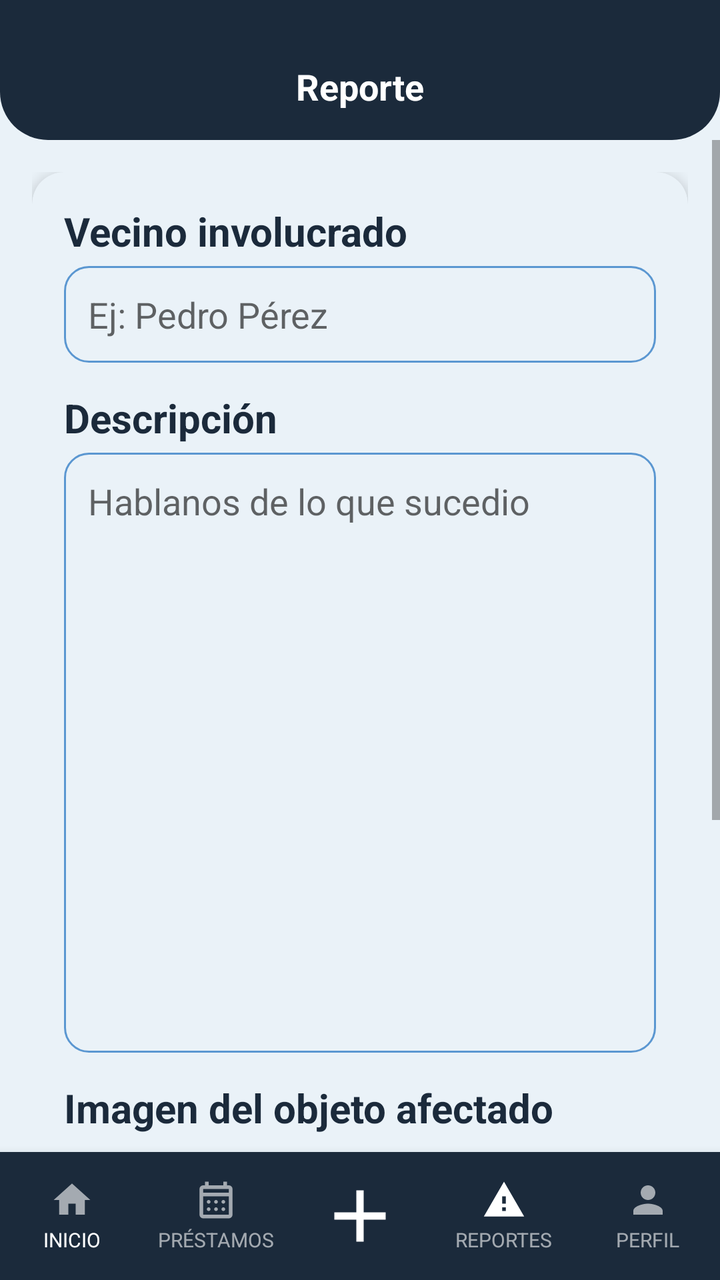
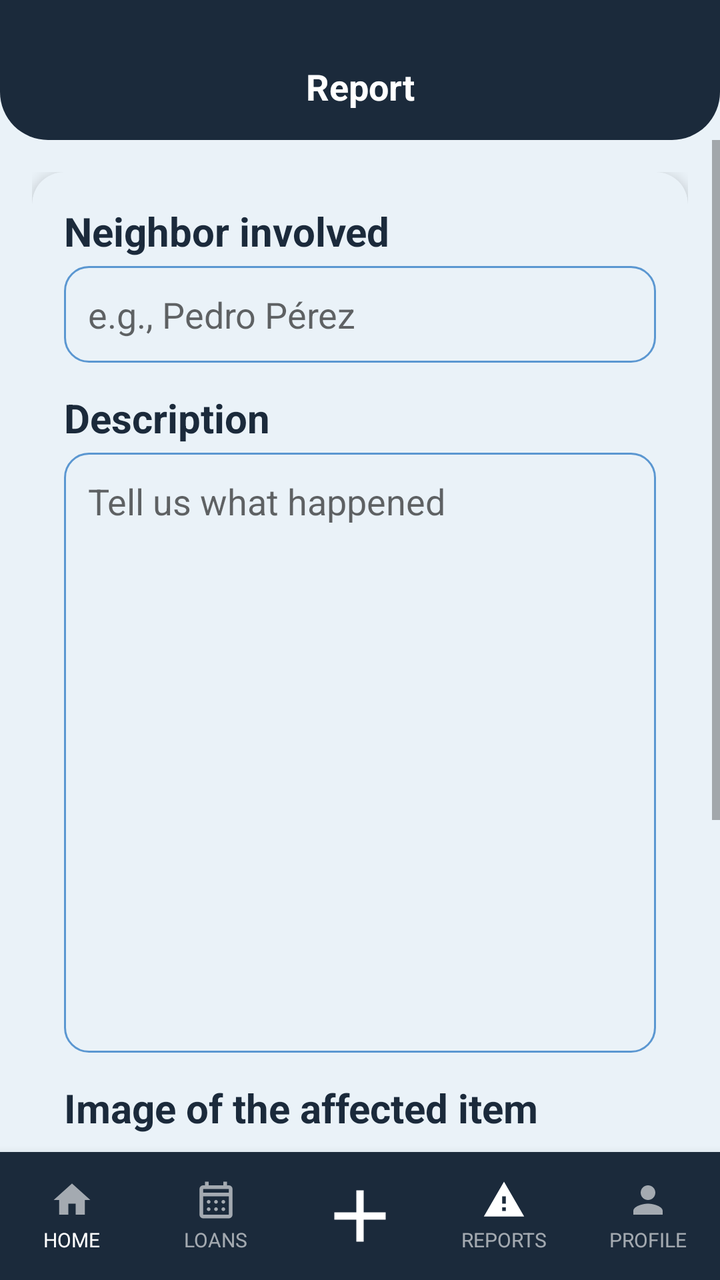

An Android layout rendered at two revisions. The XML below is the earlier revision; the diff shows what the commit changed to produce the second picture.
<!-- AndroidManifest.xml: application theme Theme.YipShare -->
<!-- res/layout/activity_reporte.xml -->
<?xml version="1.0" encoding="utf-8"?>
<androidx.constraintlayout.widget.ConstraintLayout
    xmlns:android="http://schemas.android.com/apk/res/android"
    xmlns:app="http://schemas.android.com/apk/res-auto"
    android:id="@+id/main"
    android:layout_width="match_parent"
    android:layout_height="match_parent"
    android:background="@color/fondo_pantalla">


    <View
        android:id="@+id/bg_header"
        android:layout_width="0dp"
        android:layout_height="0dp"
        android:background="@drawable/bg_header"
        app:layout_constraintTop_toTopOf="parent"
        app:layout_constraintStart_toStartOf="parent"
        app:layout_constraintEnd_toEndOf="parent"
        app:layout_constraintBottom_toBottomOf="@id/guideline_header" />

    <androidx.constraintlayout.widget.Guideline
        android:id="@+id/guideline_header"
        android:layout_width="wrap_content"
        android:layout_height="wrap_content"
        android:orientation="horizontal"
        app:layout_constraintGuide_begin="70dp" />
    <androidx.constraintlayout.widget.Guideline
        android:id="@+id/guideline_status"
        android:layout_width="wrap_content"
        android:layout_height="wrap_content"
        android:orientation="horizontal"
        app:layout_constraintGuide_begin="0dp" />



    <TextView
        android:id="@+id/tv_titulo_pantalla"
        android:layout_width="0dp"
        android:layout_height="wrap_content"
        android:text="Reporte"
        android:textAlignment="center"
        android:textColor="@android:color/white"
        android:textStyle="bold"
        android:textSize="18sp"
        android:gravity="center"
        android:layout_marginTop="16dp"
        app:layout_constraintTop_toBottomOf="@id/guideline_status"
        app:layout_constraintBottom_toTopOf="@id/guideline_header"
        app:layout_constraintStart_toStartOf="parent"
        app:layout_constraintEnd_toEndOf="parent" />


    <ScrollView
        android:layout_width="0dp"
        android:layout_height="0dp"
        app:layout_constraintTop_toBottomOf="@id/guideline_header"
        app:layout_constraintStart_toStartOf="parent"
        app:layout_constraintEnd_toEndOf="parent"
        app:layout_constraintBottom_toTopOf="@id/bottom_nav">

        <androidx.constraintlayout.widget.ConstraintLayout
            android:layout_width="match_parent"
            android:layout_height="wrap_content"
            android:padding="16dp">

            <androidx.cardview.widget.CardView
                android:id="@+id/card_formulario"
                android:layout_width="0dp"
                android:layout_height="wrap_content"
                app:cardCornerRadius="16dp"
                app:cardElevation="4dp"
                app:cardBackgroundColor="@color/color_tarjeta"
                app:layout_constraintTop_toTopOf="parent"
                app:layout_constraintStart_toStartOf="parent"
                app:layout_constraintEnd_toEndOf="parent">

                <LinearLayout
                    android:layout_width="match_parent"
                    android:layout_height="wrap_content"
                    android:orientation="vertical"
                    android:padding="16dp">

                    <TextView
                        android:id="@+id/report_vecino"
                        style="@style/TextTitle"
                        android:layout_width="wrap_content"
                        android:layout_height="wrap_content"
                        android:textSize="20sp"
                        android:text="Vecino involucrado" />

                    <EditText
                        android:id="@+id/et_nombre_vecino"
                        android:layout_width="match_parent"
                        android:layout_height="wrap_content"
                        android:layout_marginTop="4dp"
                        android:background="@drawable/bg_input"
                        android:padding="12dp"
                        android:inputType="textCapSentences"
                        android:hint="Ej: Pedro Pérez" />


                    <TextView
                        style="@style/TextTitle"
                        android:layout_width="wrap_content"
                        android:layout_height="wrap_content"
                        android:layout_marginTop="14dp"
                        android:textSize="20sp"
                        android:text="Descripción" />

                    <EditText
                        android:id="@+id/et_descripcion"
                        android:layout_width="match_parent"
                        android:layout_height="300dp"
                        android:layout_marginTop="4dp"
                        android:background="@drawable/bg_input"
                        android:padding="12dp"
                        android:gravity="top|start"
                        android:inputType="textMultiLine|textCapSentences"
                        android:hint="Hablanos de lo que sucedio" />

                    <TextView
                        style="@style/TextTitle"
                        android:layout_width="match_parent"
                        android:layout_height="wrap_content"
                        android:text="Imagen del objeto afectado"
                        android:textSize="20sp"
                        android:layout_marginTop="14dp" />

                    <FrameLayout
                        android:layout_width="match_parent"
                        android:layout_height="140dp"
                        android:layout_marginTop="16dp"
                        android:background="@drawable/bg_placeholder_imagen">

                        <ImageView
                            android:id="@+id/iv_preview_imagen"
                            android:layout_width="match_parent"
                            android:layout_height="match_parent"
                            android:scaleType="centerCrop"
                            android:contentDescription="Vista previa de la imagen"
                            android:visibility="gone" />

                        <Button
                            android:id="@+id/btn_cambiar_imagen2"
                            style="@style/ButtonPrimary"
                            android:layout_width="300dp"
                            android:layout_height="wrap_content"
                            android:layout_gravity="center"
                            android:text="Cambiar imagen" />

                    </FrameLayout>


                    <Button
                        android:id="@+id/btn_enviar_Reporte"
                        style="@style/ButtonPrimary"
                        android:layout_width="300dp"
                        android:layout_height="wrap_content"
                        android:layout_gravity="center"
                        android:layout_marginTop="20dp"
                        android:text="Enviar Reporte" />



                </LinearLayout>

            </androidx.cardview.widget.CardView>



        </androidx.constraintlayout.widget.ConstraintLayout>

    </ScrollView>


    <LinearLayout
        android:id="@+id/bottom_nav"
        android:layout_width="0dp"
        android:layout_height="64dp"
        android:orientation="horizontal"
        android:weightSum="5"
        android:background="@color/azul_yipshare"
        android:elevation="8dp"
        app:layout_constraintBottom_toBottomOf="parent"
        app:layout_constraintStart_toStartOf="parent"
        app:layout_constraintEnd_toEndOf="parent">

        <LinearLayout
            android:id="@+id/nav_inicio"
            android:layout_width="0dp"
            android:layout_height="match_parent"
            android:layout_weight="1"
            android:orientation="vertical"
            android:gravity="center"
            android:clickable="true"
            android:focusable="true"
            android:background="?attr/selectableItemBackgroundBorderless">

            <ImageView
                android:id="@+id/imageView_inicio"
                android:layout_width="22dp"
                android:layout_height="22dp"
                android:src="@drawable/ic_house_princial"
                app:tint="#99FFFFFF"
                android:contentDescription="Inicio" />

            <TextView
                android:id="@+id/textView_inicio"
                android:layout_width="wrap_content"
                android:layout_height="wrap_content"
                android:text="INICIO"
                android:textColor="@android:color/white"
                android:textSize="10sp"
                android:layout_marginTop="2dp" />
        </LinearLayout>

        <LinearLayout
            android:id="@+id/nav_prestamos"
            android:layout_width="0dp"
            android:layout_height="match_parent"
            android:layout_weight="1"
            android:orientation="vertical"
            android:gravity="center"
            android:clickable="true"
            android:focusable="true"
            android:background="?attr/selectableItemBackgroundBorderless">

            <ImageView
                android:id="@+id/imageView_prestamos"
                android:layout_width="22dp"
                android:layout_height="22dp"
                android:src="@drawable/ic_calendar_month"
                app:tint="#99FFFFFF"
                android:contentDescription="Préstamos" />

            <TextView
                android:id="@+id/textView_prestamos"
                android:layout_width="wrap_content"
                android:layout_height="wrap_content"
                android:text="PRÉSTAMOS"
                android:textColor="#99FFFFFF"
                android:textSize="10sp"
                android:layout_marginTop="2dp" />
        </LinearLayout>

        <LinearLayout
            android:id="@+id/nav_agregar"
            android:layout_width="0dp"
            android:layout_height="match_parent"
            android:layout_weight="1"
            android:orientation="vertical"
            android:gravity="center"
            android:clickable="true"
            android:focusable="true"
            android:background="?attr/selectableItemBackgroundBorderless">

            <ImageView
                android:id="@+id/imageView_agregar"
                android:layout_width="44dp"
                android:layout_height="44dp"
                android:src="@drawable/ic_plus_icon"
                app:tint="@android:color/white"
                android:contentDescription="Agregar" />
        </LinearLayout>

        <LinearLayout
            android:id="@+id/nav_reportes"
            android:layout_width="0dp"
            android:layout_height="match_parent"
            android:layout_weight="1"
            android:orientation="vertical"
            android:gravity="center"
            android:clickable="true"
            android:focusable="true"
            android:background="?attr/selectableItemBackgroundBorderless">

            <ImageView
                android:id="@+id/imageView_reportes"
                android:layout_width="22dp"
                android:layout_height="22dp"
                android:src="@drawable/ic_warning"
                app:tint="@android:color/white"
                android:contentDescription="Reportes" />

            <TextView
                android:id="@+id/textView_reportes"
                android:layout_width="wrap_content"
                android:layout_height="wrap_content"
                android:text="REPORTES"
                android:textColor="#99FFFFFF"
                android:textSize="10sp"
                android:layout_marginTop="2dp" />
        </LinearLayout>

        <LinearLayout
            android:id="@+id/nav_perfil"
            android:layout_width="0dp"
            android:layout_height="match_parent"
            android:layout_weight="1"
            android:orientation="vertical"
            android:gravity="center"
            android:clickable="true"
            android:focusable="true"
            android:background="?attr/selectableItemBackgroundBorderless">

            <ImageView
                android:id="@+id/imageView_perfil"
                android:layout_width="22dp"
                android:layout_height="22dp"
                android:src="@drawable/ic_person"
                app:tint="#99FFFFFF"
                android:contentDescription="Perfil" />

            <TextView
                android:id="@+id/textView_perfil"
                android:layout_width="wrap_content"
                android:layout_height="wrap_content"
                android:text="PERFIL"
                android:textColor="#99FFFFFF"
                android:textSize="10sp"
                android:layout_marginTop="2dp" />
        </LinearLayout>

    </LinearLayout>

</androidx.constraintlayout.widget.ConstraintLayout>
<!-- resources referenced by this layout -->
<resources>
  <color name="azul_yipshare">#1B2A3B</color>
  <color name="color_tarjeta">#EAF2F8</color>
  <color name="fondo_pantalla">#EAF2F8</color>
  <!-- drawable bg_header (drawable) -->
  <?xml version="1.0" encoding="utf-8"?>
  <shape xmlns:android="http://schemas.android.com/apk/res/android"
      android:shape="rectangle">
      <solid android:color="@color/azul_yipshare" />
      <corners
          android:bottomLeftRadius="24dp"
          android:bottomRightRadius="24dp" />
  </shape>
  <!-- drawable bg_placeholder_imagen (drawable) -->
  <?xml version="1.0" encoding="utf-8"?>
  <shape xmlns:android="http://schemas.android.com/apk/res/android"
      android:shape="rectangle">
      <solid android:color="@color/input_fondo" />
      <corners android:radius="8dp" />
  </shape>
  <!-- drawable ic_house_princial (drawable) -->
  <vector xmlns:android="http://schemas.android.com/apk/res/android"
      android:width="24dp"
      android:height="24dp"
      android:viewportWidth="24"
      android:viewportHeight="24">
      <path
          android:fillColor="@android:color/white"
          android:pathData="M10,20v-6h4v6h5v-8h3L12,3 2,12h3v8z"/>
  </vector>
  <!-- drawable ic_warning (drawable) -->
  <vector xmlns:android="http://schemas.android.com/apk/res/android"
      android:width="24dp"
      android:height="24dp"
      android:viewportWidth="24"
      android:viewportHeight="24">
      <path
          android:fillColor="@android:color/white"
          android:pathData="M1,21h22L12,2 1,21zM13,18h-2v-2h2v2zM13,14h-2v-4h2v4z"/>
  </vector>
  <style name="ButtonPrimary">
          <item name="android:layout_width">match_parent</item>
          <item name="android:layout_height">52dp</item>
          <item name="android:background">@drawable/bg_button_primary</item>
          <item name="android:textColor">#FFFFFF</item>
          <item name="android:textSize">16sp</item>
          <item name="android:textAllCaps">false</item>
      </style>
  <style name="TextTitle">
          <item name="android:textColor">@color/azul_yipshare</item>
          <item name="android:textSize">18sp</item>
          <item name="android:textStyle">bold</item>
      </style>
  <style name="Theme.YipShare" parent="Theme.AppCompat.DayNight.NoActionBar">
          <item name="android:windowBackground">@color/fondo_pantalla</item>
      </style>
  <color name="input_fondo">#EAF2F8</color>
  <color name="input_stroke">#5B97D1</color>
  <!-- drawable bg_button_primary (drawable) -->
  <?xml version="1.0" encoding="utf-8"?>
  <shape xmlns:android="http://schemas.android.com/apk/res/android"
      android:shape="rectangle">
      <solid android:color="@color/azul_yipshare" />
      <corners android:radius="12dp" />
  </shape>
  <!-- unchanged entries left out for length: 4 -->
</resources>

<!-- the commit's change to res/layout/activity_reporte.xml (unified diff, before → after) -->
@@ -37,7 +37,7 @@
         android:id="@+id/tv_titulo_pantalla"
         android:layout_width="0dp"
         android:layout_height="wrap_content"
-        android:text="Reporte"
+        android:text="@string/reporte_titulo"
         android:textAlignment="center"
         android:textColor="@android:color/white"
         android:textStyle="bold"
@@ -86,7 +86,7 @@
                         android:layout_width="wrap_content"
                         android:layout_height="wrap_content"
                         android:textSize="20sp"
-                        android:text="Vecino involucrado" />
+                        android:text="@string/reporte_vecino" />
 
                     <EditText
                         android:id="@+id/et_nombre_vecino"
@@ -96,7 +96,7 @@
                         android:background="@drawable/bg_input"
                         android:padding="12dp"
                         android:inputType="textCapSentences"
-                        android:hint="Ej: Pedro Pérez" />
+                        android:hint="@string/reporte_vecino_hint" />
 
 
                     <TextView
@@ -105,7 +105,7 @@
                         android:layout_height="wrap_content"
                         android:layout_marginTop="14dp"
                         android:textSize="20sp"
-                        android:text="Descripción" />
+                        android:text="@string/FA_descripcion" />
 
                     <EditText
                         android:id="@+id/et_descripcion"
@@ -116,13 +116,13 @@
                         android:padding="12dp"
                         android:gravity="top|start"
                         android:inputType="textMultiLine|textCapSentences"
-                        android:hint="Hablanos de lo que sucedio" />
+                        android:hint="@string/reporte_descripcion_hint" />
 
                     <TextView
                         style="@style/TextTitle"
                         android:layout_width="match_parent"
                         android:layout_height="wrap_content"
-                        android:text="Imagen del objeto afectado"
+                        android:text="@string/reporte_imagen"
                         android:textSize="20sp"
                         android:layout_marginTop="14dp" />
 
@@ -137,7 +137,7 @@
                             android:layout_width="match_parent"
                             android:layout_height="match_parent"
                             android:scaleType="centerCrop"
-                            android:contentDescription="Vista previa de la imagen"
+                            android:contentDescription="@string/iv_preview_imagen"
                             android:visibility="gone" />
 
                         <Button
@@ -146,7 +146,7 @@
                             android:layout_width="300dp"
                             android:layout_height="wrap_content"
                             android:layout_gravity="center"
-                            android:text="Cambiar imagen" />
+                            android:text="@string/btn_cambiar_imagen" />
 
                     </FrameLayout>
 
@@ -158,7 +158,7 @@
                         android:layout_height="wrap_content"
                         android:layout_gravity="center"
                         android:layout_marginTop="20dp"
-                        android:text="Enviar Reporte" />
+                        android:text="@string/btn_enviar_reporte" />
 
 
 
@@ -202,13 +202,13 @@
                 android:layout_height="22dp"
                 android:src="@drawable/ic_house_princial"
                 app:tint="#99FFFFFF"
-                android:contentDescription="Inicio" />
+                android:contentDescription="@string/imageView_inicio" />
 
             <TextView
                 android:id="@+id/textView_inicio"
                 android:layout_width="wrap_content"
                 android:layout_height="wrap_content"
-                android:text="INICIO"
+                android:text="@string/textView_inicio"
                 android:textColor="@android:color/white"
                 android:textSize="10sp"
                 android:layout_marginTop="2dp" />
@@ -231,13 +231,13 @@
                 android:layout_height="22dp"
                 android:src="@drawable/ic_calendar_month"
                 app:tint="#99FFFFFF"
-                android:contentDescription="Préstamos" />
+                android:contentDescription="@string/imageView_prestamos" />
 
             <TextView
                 android:id="@+id/textView_prestamos"
                 android:layout_width="wrap_content"
                 android:layout_height="wrap_content"
-                android:text="PRÉSTAMOS"
+                android:text="@string/textView_prestamos"
                 android:textColor="#99FFFFFF"
                 android:textSize="10sp"
                 android:layout_marginTop="2dp" />
@@ -260,7 +260,7 @@
                 android:layout_height="44dp"
                 android:src="@drawable/ic_plus_icon"
                 app:tint="@android:color/white"
-                android:contentDescription="Agregar" />
+                android:contentDescription="@string/imageView_agregar" />
         </LinearLayout>
 
         <LinearLayout
@@ -280,13 +280,13 @@
                 android:layout_height="22dp"
                 android:src="@drawable/ic_warning"
                 app:tint="@android:color/white"
-                android:contentDescription="Reportes" />
+                android:contentDescription="@string/imageView_reportes" />
 
             <TextView
                 android:id="@+id/textView_reportes"
                 android:layout_width="wrap_content"
                 android:layout_height="wrap_content"
-                android:text="REPORTES"
+                android:text="@string/textView_reportes"
                 android:textColor="#99FFFFFF"
                 android:textSize="10sp"
                 android:layout_marginTop="2dp" />
@@ -309,13 +309,13 @@
                 android:layout_height="22dp"
                 android:src="@drawable/ic_person"
                 app:tint="#99FFFFFF"
-                android:contentDescription="Perfil" />
+                android:contentDescription="@string/imageView_perfil" />
 
             <TextView
                 android:id="@+id/textView_perfil"
                 android:layout_width="wrap_content"
                 android:layout_height="wrap_content"
-                android:text="PERFIL"
+                android:text="@string/textView_perfil"
                 android:textColor="#99FFFFFF"
                 android:textSize="10sp"
                 android:layout_marginTop="2dp" />
<!-- resource entries referenced after the edit -->
@@ -39,6 +39,24 @@
           android:fillColor="@android:color/white"
           android:pathData="M1,21h22L12,2 1,21zM13,18h-2v-2h2v2zM13,14h-2v-4h2v4z"/>
   </vector>
+  <string name="FA_descripcion">Description</string>
+  <string name="btn_cambiar_imagen">Change image</string>
+  <string name="btn_enviar_reporte">Submit Report</string>
+  <string name="imageView_agregar">Add</string>
+  <string name="imageView_inicio">Home</string>
+  <string name="imageView_perfil">Profile</string>
+  <string name="imageView_prestamos">Loans</string>
+  <string name="imageView_reportes">Reports</string>
+  <string name="iv_preview_imagen">Image preview</string>
+  <string name="reporte_descripcion_hint">Tell us what happened</string>
+  <string name="reporte_imagen">Image of the affected item</string>
+  <string name="reporte_titulo">Report</string>
+  <string name="reporte_vecino">Neighbor involved</string>
+  <string name="reporte_vecino_hint">e.g., Pedro Pérez</string>
+  <string name="textView_inicio">HOME</string>
+  <string name="textView_perfil">PROFILE</string>
+  <string name="textView_prestamos">LOANS</string>
+  <string name="textView_reportes">REPORTS</string>
   <style name="ButtonPrimary">
           <item name="android:layout_width">match_parent</item>
           <item name="android:layout_height">52dp</item>
